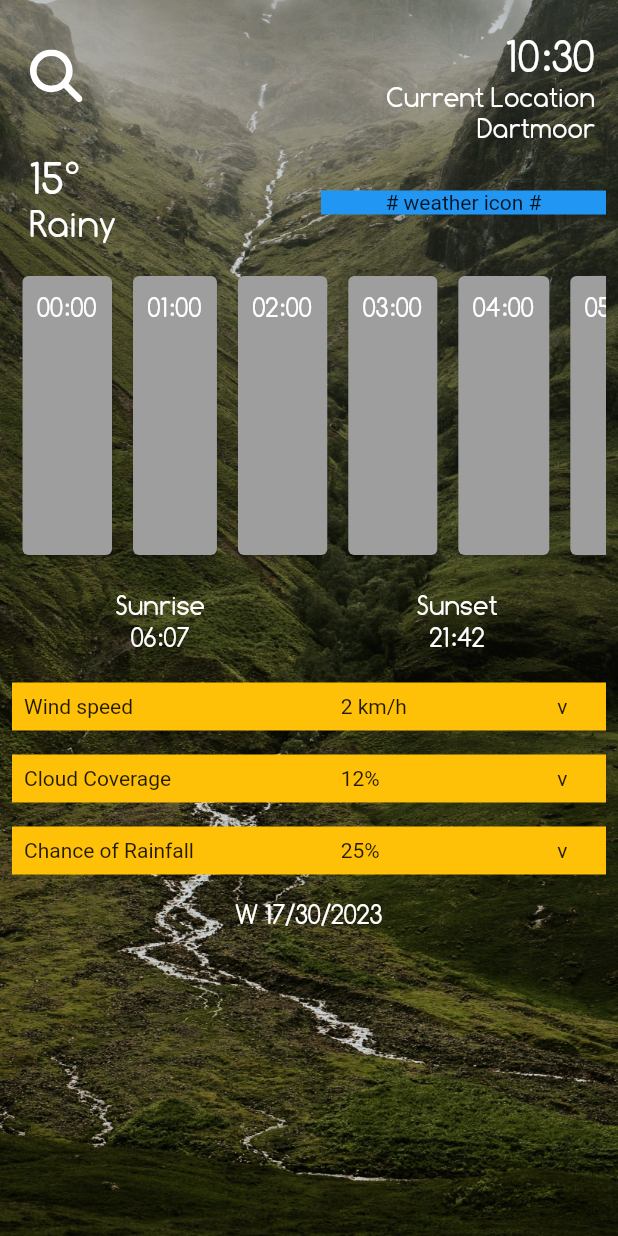
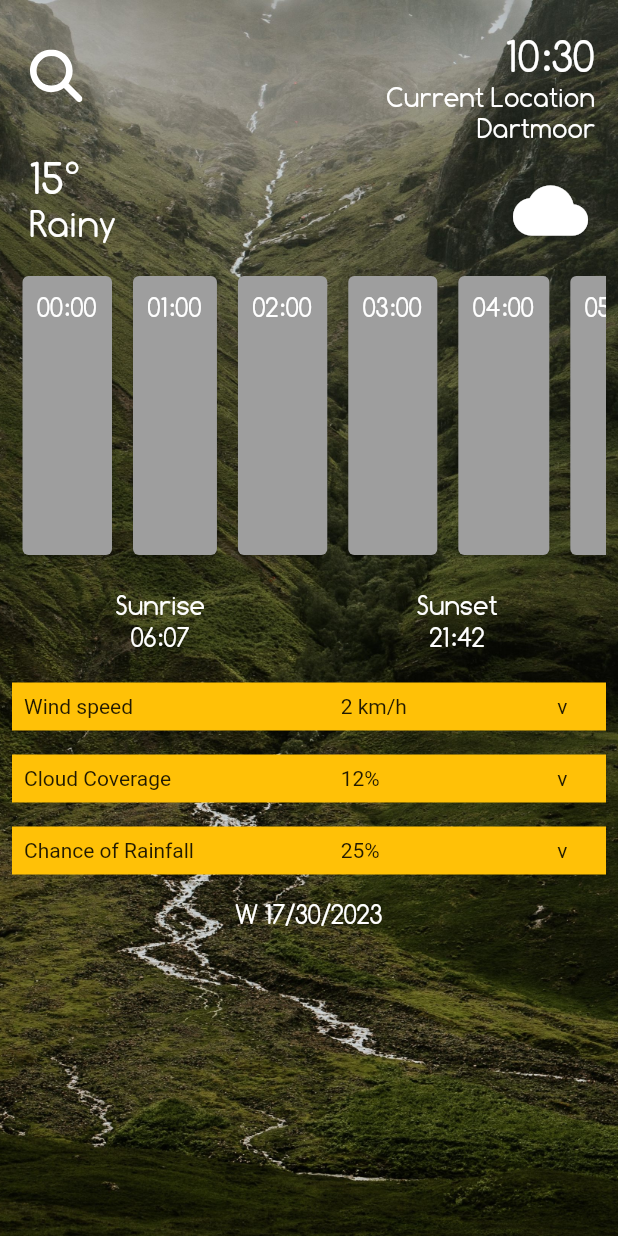
Before and after one commit to Avanta8/WeHike, a Flutter app: the screen it shows after launch, on a phone screen of 412 x 824 dp. Run offline on Flutter 3.47's test engine with Material 2 defaults, Android fonts, the phone set to English and light mode, and no system bars; our stand-ins replace flutter_svg, geolocator, location.

Commit message:
Added current weather icon, hardcoded for now

```diff
--- a/we_hike/lib/homelayout/main.dart
+++ b/we_hike/lib/homelayout/main.dart
@@ -5,6 +5,9 @@ import 'package:we_hike/widgets/clock.dart';
 import 'package:intl/intl.dart';
 import 'package:we_hike/widgets/hourlyScroller.dart';
 import 'package:we_hike/widgets/sun_times.dart';
+import 'package:we_hike/widgets/current_weather_icon.dart';
+// importing icons
+import 'package:cupertino_icons/cupertino_icons.dart';
 
 void main() {
   runApp(HomePage());
@@ -113,15 +116,7 @@ class _LayoutState extends State<Layout> {
                             ),
                           ),
                         ),
-                        Expanded(
-                          child: Padding(
-                            padding: const EdgeInsets.all(8.0),
-                            child: Container(
-                              color: Colors.blue,
-                              child: const Center(child: Text("# weather icon #")),
-                            ),
-                          ),
-                        ),
+                        const CurrentWeatherIcon(),
                       ],
                     ),
 
--- /dev/null
+++ b/we_hike/lib/widgets/current_weather_icon.dart
@@ -0,0 +1,28 @@
+import 'package:flutter/material.dart';
+
+class CurrentWeatherIcon extends StatelessWidget {
+  const CurrentWeatherIcon({super.key});
+
+  @override
+  Widget build(BuildContext context) {
+    return const Expanded(
+      child: Padding(
+        padding: EdgeInsets.fromLTRB(0, 10, 20, 0),
+        child: Align(
+          alignment: Alignment.centerRight,
+          child: SizedBox(
+            width: 50,
+            height: 50,
+            child: FittedBox(
+                fit: BoxFit.contain,
+                child: Icon(
+                  Icons.cloud,
+                  color: Colors.white,
+                ),
+              ),
+            ),
+        ),
+      ),
+    );
+  }
+}
```
